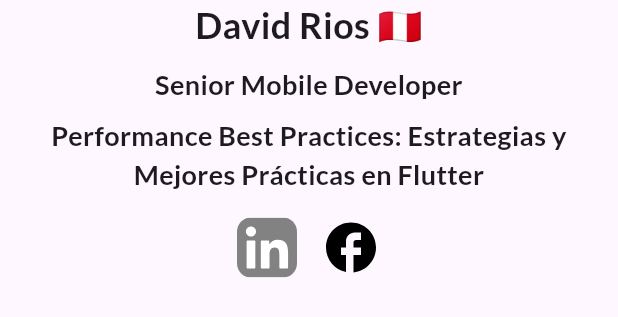
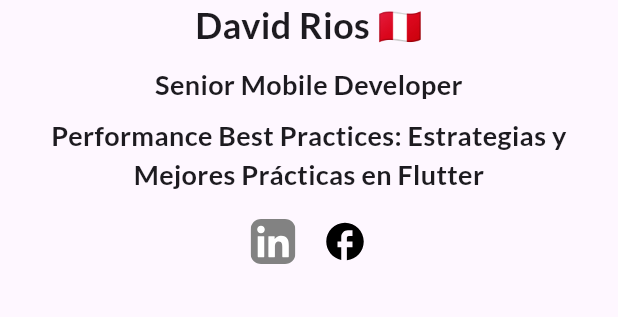
Before and after one commit to unacorbatanegra/flutter_conf_web, a Flutter app: the _SpeakerInfo widget shown alone on an empty page, opened directly with sample values from the repository, on a phone screen of 412 x 824 dp. Shown: the top 317 px of the screen. Run offline on Flutter 3.47's test engine with Material 3 defaults, Android fonts, the phone set to English and light mode, and no system bars; our stand-ins replace animated_text_kit, dotted_border, equatable, flutter_screenutil, flutter_svg, go_router and 2 more; generated files the repository leaves out were written again.

Commit message:
Update speaker social media icons size

```diff
--- a/lib/app/sections/speakers_section.dart
+++ b/lib/app/sections/speakers_section.dart
@@ -319,8 +319,8 @@ class _SpeakerInfo extends StatelessWidget {
                   context.read<UrlService>().openUrl(speaker.twitterUrl!);
                 },
                 icon: Assets.icons.x.svg(
-                  width: 40,
-                  height: 40,
+                  width: 30,
+                  height: 30,
                 ),
               ),
             ],
@@ -331,8 +331,8 @@ class _SpeakerInfo extends StatelessWidget {
                   context.read<UrlService>().openUrl(speaker.linkedinUrl!);
                 },
                 icon: Assets.icons.linkedin.svg(
-                  width: 40,
-                  height: 40,
+                  width: 30,
+                  height: 30,
                 ),
               ),
             ],
@@ -343,8 +343,8 @@ class _SpeakerInfo extends StatelessWidget {
                   context.read<UrlService>().openUrl(speaker.youtubeUrl!);
                 },
                 icon: Assets.icons.youtube.svg(
-                  width: 40,
-                  height: 40,
+                  width: 30,
+                  height: 30,
                 ),
               )
             ],
@@ -355,8 +355,8 @@ class _SpeakerInfo extends StatelessWidget {
                   context.read<UrlService>().openUrl(speaker.facebookUrl!);
                 },
                 icon: Assets.icons.facebook.svg(
-                  width: 40,
-                  height: 40,
+                  width: 30,
+                  height: 30,
                 ),
               )
             ],
```
